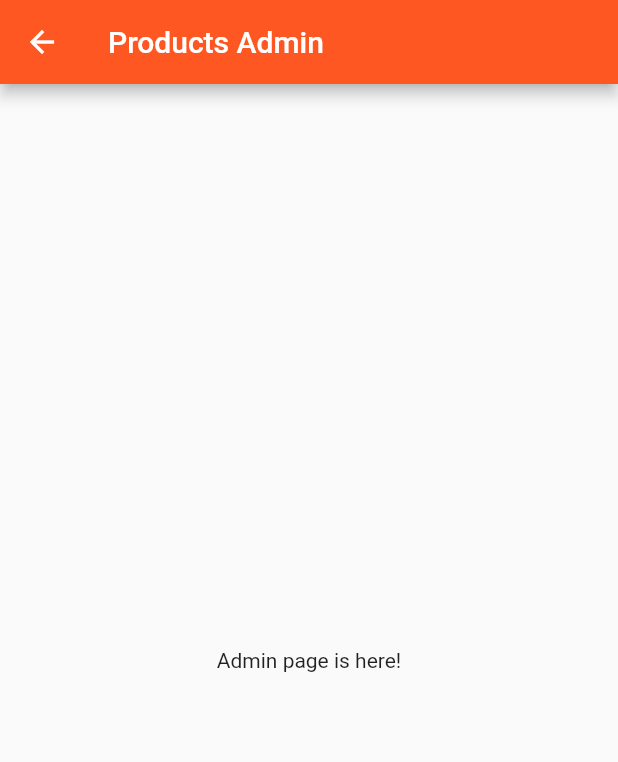
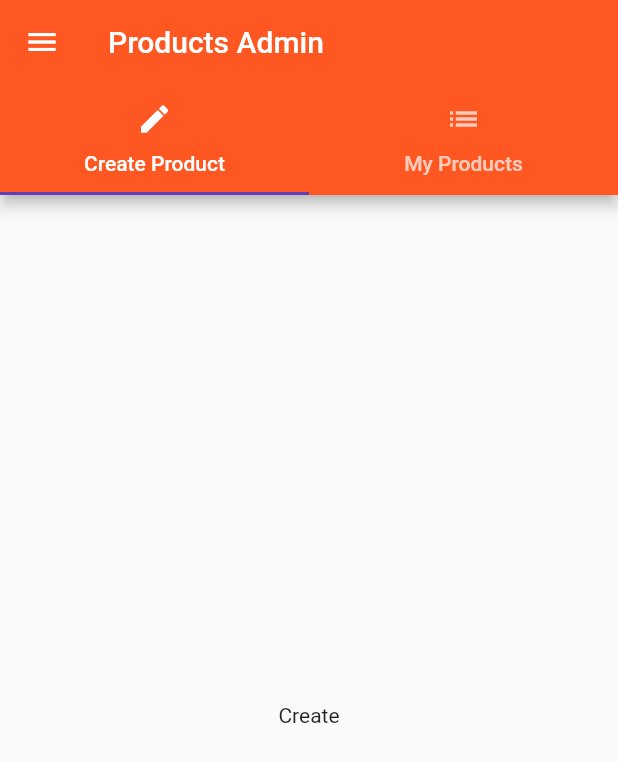
Before and after one commit to arya-aag/rawr, a Flutter app: the ProductsPage screen opened directly, in the side drawer, after a tap on "Manage products", on a phone screen of 412 x 824 dp. Shown: the top 762 px of the screen. Run offline on Flutter 3.47's test engine with Material 2 defaults, Android fonts, the phone set to English and light mode, and no system bars.

Commit message:
introducing tabs

```diff
--- /dev/null
+++ b/rawr/lib/pages/product_create.dart
@@ -0,0 +1,10 @@
+import 'package:flutter/material.dart';
+
+class ProductCreatePage extends StatelessWidget {
+  @override
+  Widget build(BuildContext context) {
+    return Center(
+      child: Text('Create'),
+    );
+  }
+}
--- /dev/null
+++ b/rawr/lib/pages/product_list.dart
@@ -0,0 +1,10 @@
+import 'package:flutter/material.dart';
+
+class ProductListPage extends StatelessWidget {
+  @override
+  Widget build(BuildContext context) {
+    return Center(
+      child: Text('List'),
+    );
+  }
+}
--- a/rawr/lib/pages/products.dart
+++ b/rawr/lib/pages/products.dart
@@ -16,7 +16,7 @@ class ProductsPage extends StatelessWidget {
             ListTile(
               title: Text('Manage products'),
               onTap: () {
-                Navigator.push(
+                Navigator.pushReplacement(
                   context,
                   MaterialPageRoute(builder: (context) => ProductsAdminPage()),
                 );
--- a/rawr/lib/pages/products_admin.dart
+++ b/rawr/lib/pages/products_admin.dart
@@ -1,14 +1,55 @@
 import 'package:flutter/material.dart';
+
+import './products.dart';
+import './product_create.dart';
+import './product_list.dart';
 
 class ProductsAdminPage extends StatelessWidget {
   @override
   Widget build(BuildContext context) {
-    return Scaffold(
-      appBar: AppBar(
-        title: Text('Products Admin'),
-      ),
-      body: Center(
-        child: Text('Admin page is here!'),
+    return DefaultTabController(
+      length: 2,
+      child: Scaffold(
+        drawer: Drawer(
+          child: Column(
+            children: <Widget>[
+              AppBar(
+                automaticallyImplyLeading: false,
+                title: Text('Choose'),
+              ),
+              ListTile(
+                title: Text('Back to products products'),
+                onTap: () {
+                  Navigator.pushReplacement(
+                    context,
+                    MaterialPageRoute(builder: (context) => ProductsPage()),
+                  );
+                },
+              )
+            ],
+          ),
+        ),
+        appBar: AppBar(
+          title: Text('Products Admin'),
+          bottom: TabBar(
+            tabs: <Widget>[
+              Tab(
+                icon: Icon(Icons.create),
+                text: 'Create Product',
+              ),
+              Tab(
+                icon: Icon(Icons.list),
+                text: 'My Products',
+              ),
+            ],
+          ),
+        ),
+        body: TabBarView(
+          children: <Widget>[
+            ProductCreatePage(),
+            ProductListPage(),
+          ],
+        ),
       ),
     );
   }
```
